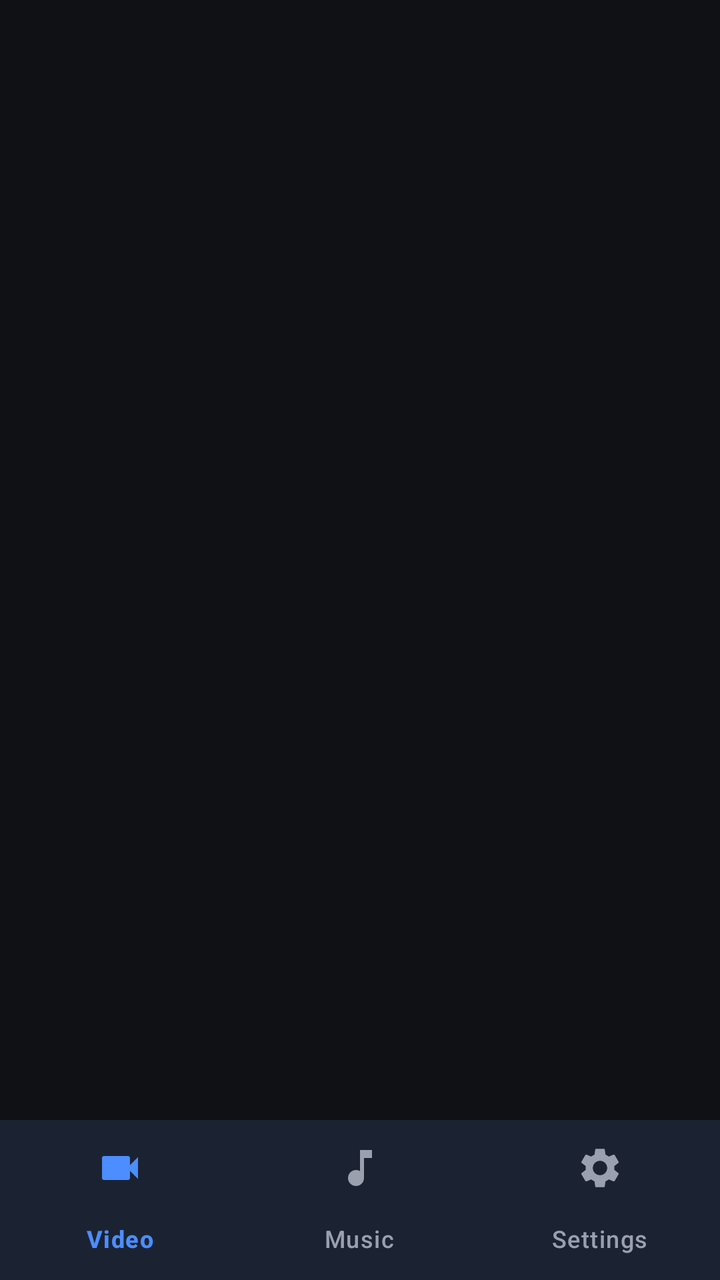
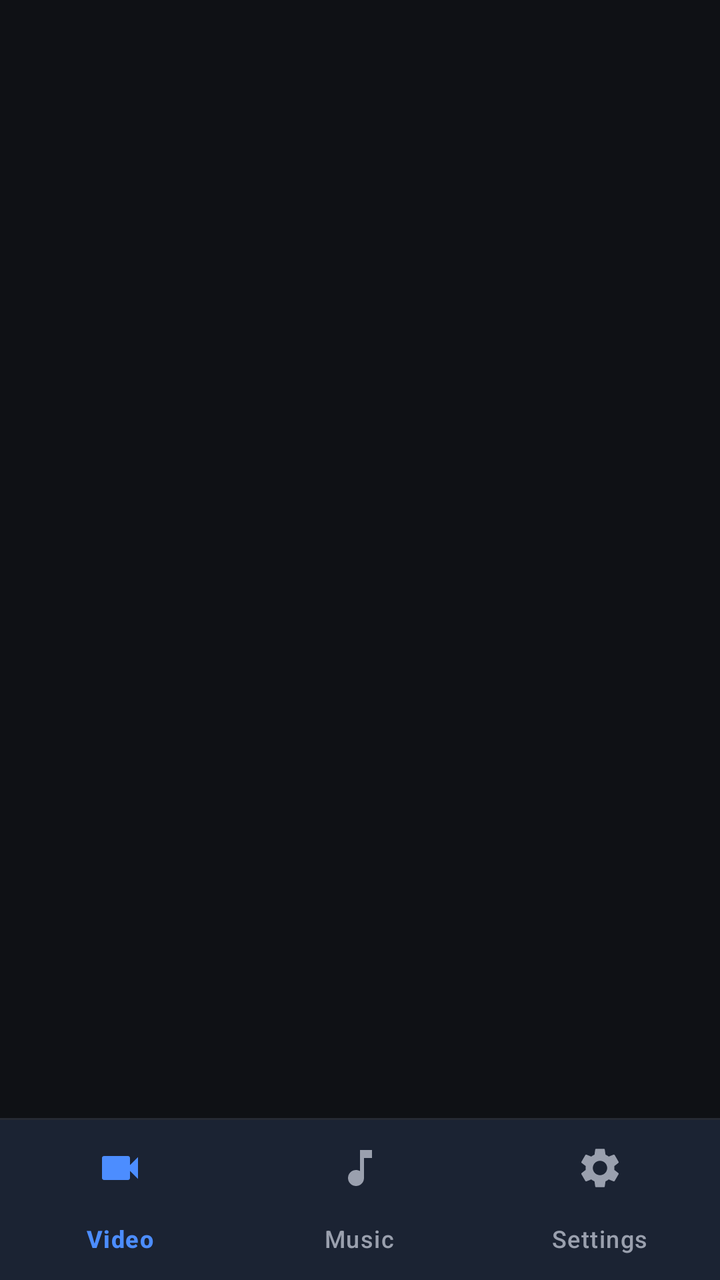

Before-and-after screenshots of an Android layout around one commit, followed by the original layout XML and the change that was made.
<!-- AndroidManifest.xml: application theme Theme.LightPlayer -->
<!-- res/layout/activity_main.xml -->
<?xml version="1.0" encoding="utf-8"?>
<LinearLayout xmlns:android="http://schemas.android.com/apk/res/android"
    xmlns:app="http://schemas.android.com/apk/res-auto"
    android:layout_width="match_parent"
    android:layout_height="match_parent"
    android:background="@color/bg"
    android:orientation="vertical">

    <FrameLayout
        android:id="@+id/container"
        android:layout_width="match_parent"
        android:layout_height="0dp"
        android:layout_weight="1" />

    <com.google.android.material.bottomnavigation.BottomNavigationView
        android:id="@+id/bottomNav"
        android:layout_width="match_parent"
        android:layout_height="wrap_content"
        android:background="@color/surface"
        app:itemIconTint="@color/nav_item_color"
        app:itemTextColor="@color/nav_item_color"
        app:labelVisibilityMode="labeled"
        app:menu="@menu/bottom_nav" />
</LinearLayout>
<!-- resources referenced by this layout -->
<resources>
  <color name="bg">#0F1115</color>
  <color name="surface">#171A21</color>
  <style name="Theme.LightPlayer" parent="Theme.Material3.Dark.NoActionBar">
          <item name="colorPrimary">@color/accent</item>
          <item name="colorOnPrimary">#FFFFFF</item>
          <item name="colorSecondary">@color/accent</item>
          <item name="colorSurface">@color/surface</item>
          <item name="colorOnSurface">@color/text_primary</item>
          <item name="colorOnSurfaceVariant">@color/text_secondary</item>
          <item name="android:colorBackground">@color/bg</item>
          <item name="android:statusBarColor">@color/bg</item>
          <item name="android:navigationBarColor">@color/bg</item>
          <item name="android:windowBackground">@color/bg</item>
          <item name="android:forceDarkAllowed">false</item>
      </style>
  <color name="accent">#4C8DFF</color>
  <color name="text_primary">#ECEDF2</color>
  <color name="text_secondary">#9AA0AE</color>
</resources>

<!-- the commit's change to res/layout/activity_main.xml (unified diff, before → after) -->
@@ -12,6 +12,11 @@
         android:layout_height="0dp"
         android:layout_weight="1" />
 
+    <View
+        android:layout_width="match_parent"
+        android:layout_height="1dp"
+        android:background="@color/divider" />
+
     <com.google.android.material.bottomnavigation.BottomNavigationView
         android:id="@+id/bottomNav"
         android:layout_width="match_parent"
<!-- resource entries referenced after the edit -->
@@ -1,6 +1,7 @@
 <!-- resources referenced by this layout -->
 <resources>
   <color name="bg">#0F1115</color>
+  <color name="divider">#262A33</color>
   <color name="surface">#171A21</color>
   <style name="Theme.LightPlayer" parent="Theme.Material3.Dark.NoActionBar">
           <item name="colorPrimary">@color/accent</item>
